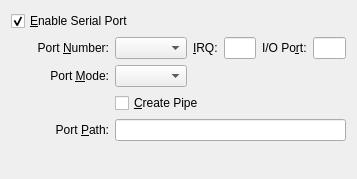
First picture: the form in vbox/src/VBox/Frontends/VirtualBox/ui/VBoxVMSettingsSerial.ui, repository jljuxgm/vboxgit, before the edit.
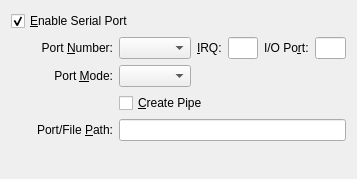
Second picture: the form after the edit.

The edit to the form file:
```diff
--- a/vbox/src/VBox/Frontends/VirtualBox/ui/VBoxVMSettingsSerial.ui
+++ b/vbox/src/VBox/Frontends/VirtualBox/ui/VBoxVMSettingsSerial.ui
@@ -183,7 +183,7 @@
       <item row="3" column="0" >
        <widget class="QLabel" name="mLbPath" >
         <property name="text" >
-         <string>Port &amp;Path:</string>
+         <string>Port/File &amp;Path:</string>
         </property>
         <property name="alignment" >
          <set>Qt::AlignRight|Qt::AlignTrailing|Qt::AlignVCenter</set>
```
